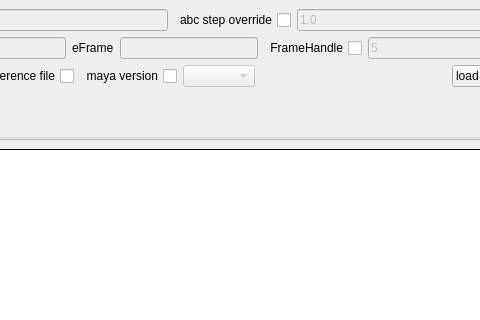
Old version of the form pycode/gui/exporter_gui.ui in the repository yocineman/ND_AssetExporter; both pictures show x 335 to 815 and y 0 to 320 of the 986 by 802 pixel window.
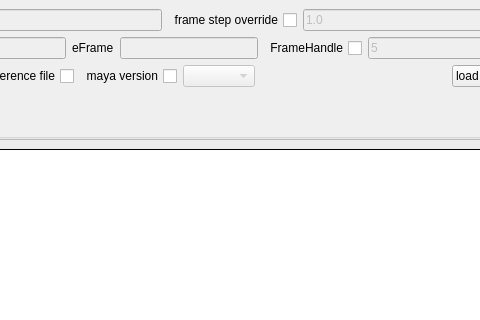
New version of the form.

Commit message: mainを調整

Patch:
```diff
--- a/pycode/gui/exporter_gui.ui
+++ b/pycode/gui/exporter_gui.ui
@@ -145,7 +145,7 @@
          <enum>Qt::RightToLeft</enum>
         </property>
         <property name="text">
-         <string>abc step override</string>
+         <string>frame step override</string>
         </property>
        </widget>
       </item>
```
Left out of the diff: 4 changed lines with no effect on the pictures. The commit also changes 2 other files.
